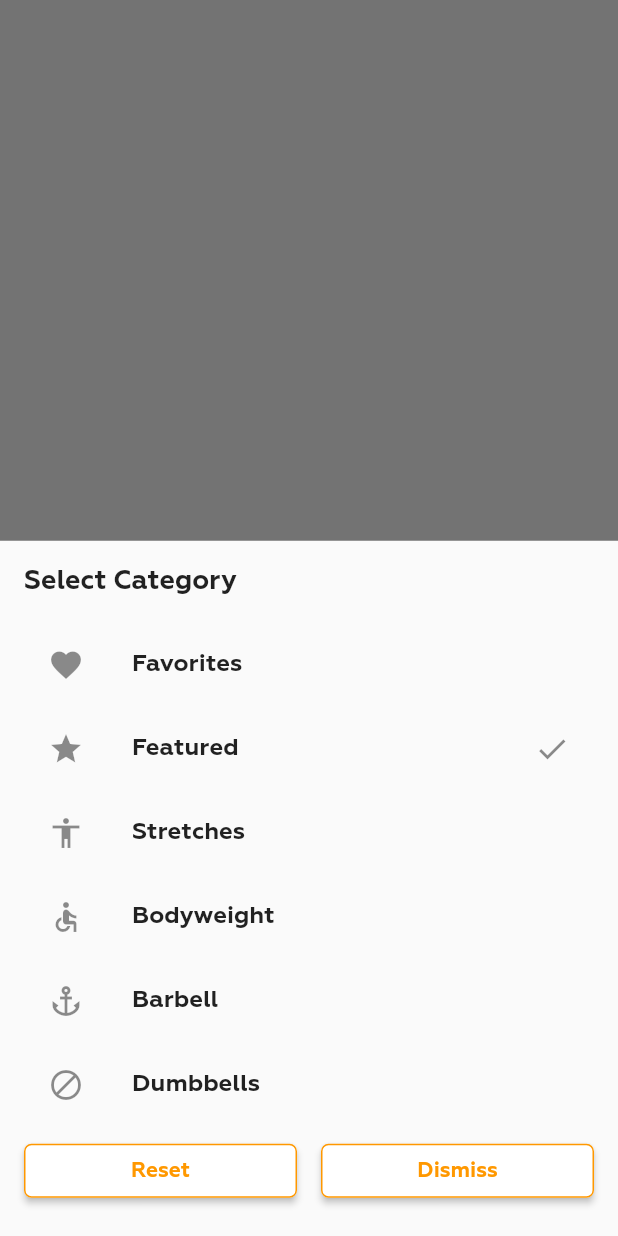
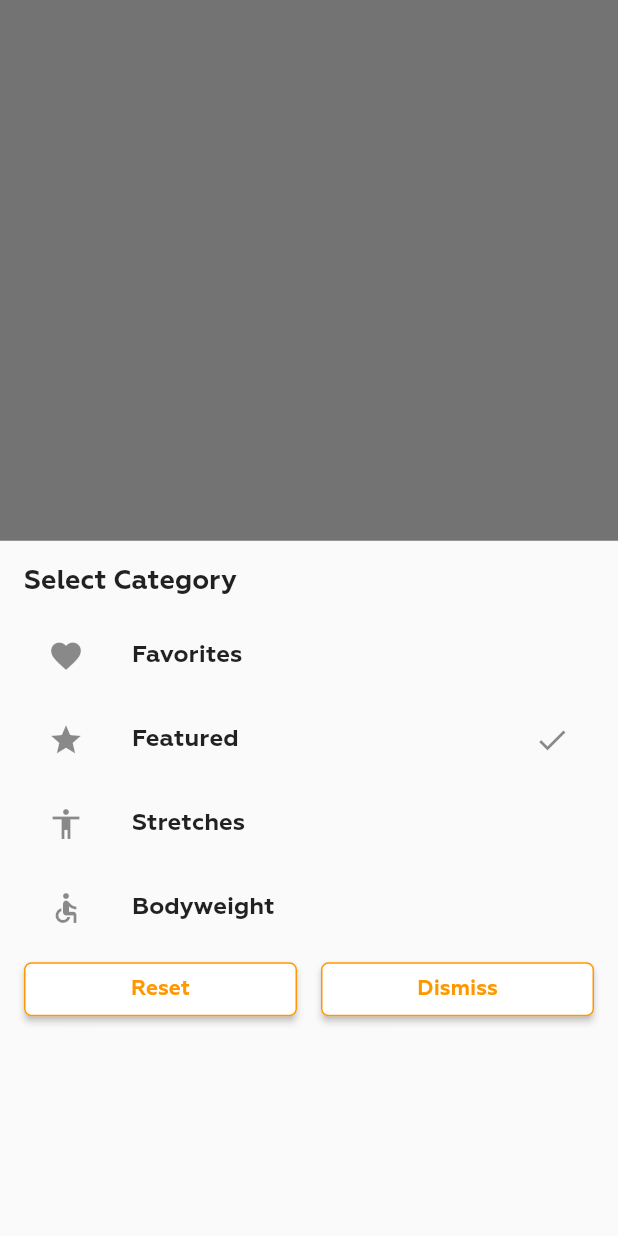
Before and after one commit to mm06369/letsmove, a Flutter app: what showBottomSheetOne() shows on an empty page, opened directly, on a phone screen of 412 x 824 dp. Run offline on Flutter 3.47's test engine with Material 2 defaults, Android fonts, the phone set to English and light mode, and no system bars; our stand-ins replace bloc, carousel_slider, flutter_bloc; missing offline and left inert: dart:ffi, internet_connectivity_checker; network calls fail.

Commit message:
solved render flex errors, added musclewiki screens

```diff
--- a/lib/pages/muscle_wiki_components/custom_card.dart
+++ b/lib/pages/muscle_wiki_components/custom_card.dart
@@ -158,8 +158,8 @@ class Tag extends StatelessWidget {
   @override
   Widget build(BuildContext context) {
     return Container(
-      margin: const EdgeInsets.only(right: 8.0),
-      padding: const EdgeInsets.symmetric(horizontal: 12.0, vertical: 6.0),
+      margin: const EdgeInsets.only(right: 5.0),
+      padding: const EdgeInsets.symmetric(horizontal: 8.0, vertical: 6.0),
       decoration: BoxDecoration(
         color: Colors.orangeAccent,
         borderRadius: BorderRadius.circular(16.0),
--- a/lib/pages/muscle_wiki_concept/more_screen.dart
+++ b/lib/pages/muscle_wiki_concept/more_screen.dart
@@ -8,6 +8,7 @@ class MoreScreen extends StatelessWidget {
     return SafeArea(
       child: Padding(
         padding: const EdgeInsets.all(10.0),
+        child: SingleChildScrollView(
           child: Column(
             crossAxisAlignment: CrossAxisAlignment.stretch,
             children: const [
@@ -33,6 +34,7 @@ class MoreScreen extends StatelessWidget {
               MoreButton(text: 'Disclaimer'),
               MoreButton(text: 'Copyright'),
             ],
+          ),
         ),
       ),
     );
--- a/lib/pages/muscle_wiki_concept/search_page.dart
+++ b/lib/pages/muscle_wiki_concept/search_page.dart
@@ -162,7 +162,6 @@ showBottomSheetOne(BuildContext context) {
     builder: (BuildContext context) {
       BlocProvider.of<SelectExerciseCubit>(context).getExercises();
       return Container(
-        height: 1000,
         padding: const EdgeInsets.all(16.0),
         child: Column(
           // mainAxisSize: MainAxisSize.min,
@@ -175,9 +174,9 @@ showBottomSheetOne(BuildContext context) {
                 fontWeight: FontWeight.bold,
               ),
             ),
-            const SizedBox(height: 16.0),
+            const SizedBox(height: 10.0),
             SizedBox(
-              height: 325,
+              height: 210,
               child: BlocBuilder<SelectExerciseCubit, SelectExerciseState>(
                 builder: (context, state) {
                   return ListView.builder(
```
Lines whose indentation alone changed are shown as unchanged.
